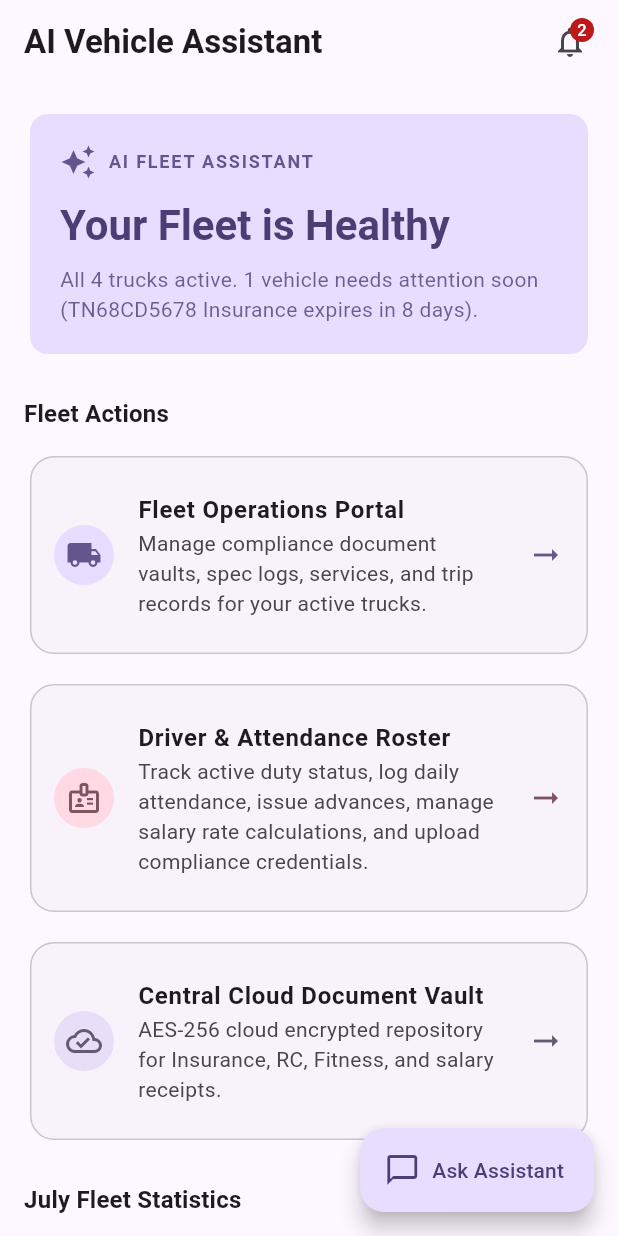
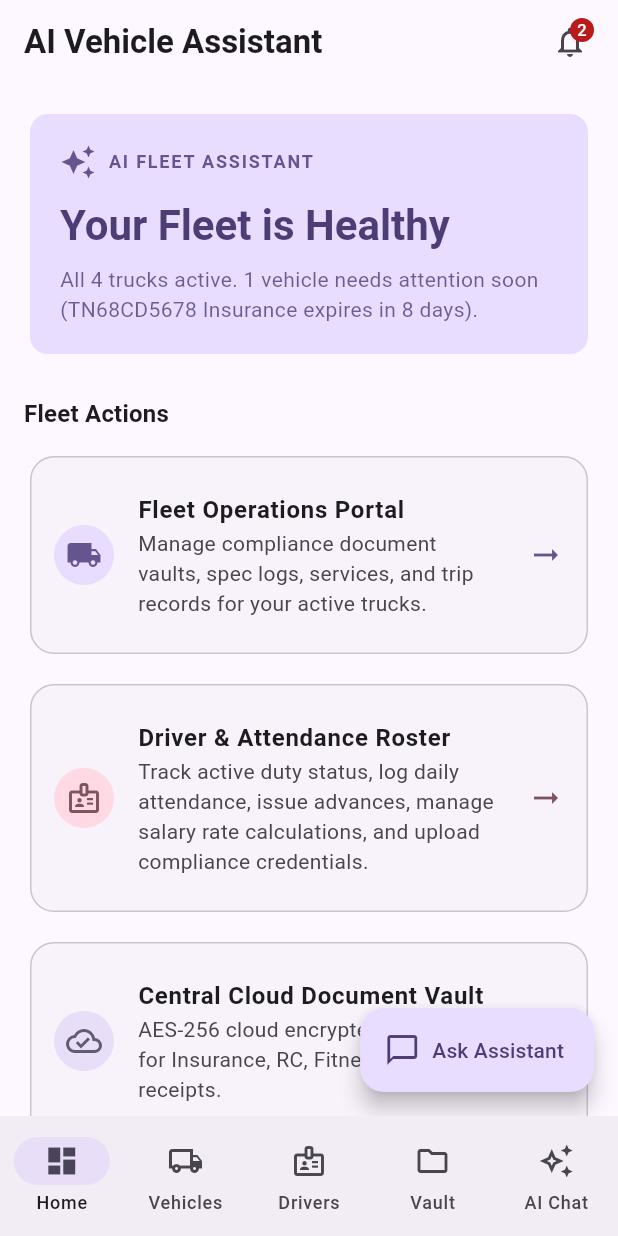
Before and after one commit to jusankar/ai-vehicle-driver-assistant, a Flutter app: the screen it shows after launch, on a phone screen of 412 x 824 dp. Run offline on Flutter 3.47's test engine with Material 3 defaults, Android fonts, the phone set to English and light mode, and no system bars; our stand-ins replace google_generative_ai, speech_to_text.

Commit message:
refactor: remove mock data and update embedding model
- Remove dummy fleet and driver seed data.
- Update database reset endpoint to clear all records without re-seeding.
- Switch RAG embedding model to `text-embedding-004`.

```diff
--- a/flutter_app/lib/viewmodels/fleet_viewmodel.dart
+++ b/flutter_app/lib/viewmodels/fleet_viewmodel.dart
@@ -3,260 +3,11 @@ import '../models/fleet_model.dart';
 import '../models/cloud_document.dart';
 
 class FleetViewModel extends ChangeNotifier {
-  final List<Vehicle> _vehicles = [
-    Vehicle(
-      plateNumber: "TN68AB1234",
-      name: "Trichy Logistics #1",
-      model: "Ashok Leyland 1615",
-      manufacturer: "Ashok Leyland",
-      purchaseDate: DateTime(2024, 3, 10),
-      engineNumber: "AL-ENG-8821",
-      chassisNumber: "AL-CHS-4432",
-      insuranceExpiry: DateTime(2026, 8, 15),
-      insuranceNo: "INS-AL-901",
-      fitnessExpiry: DateTime(2027, 1, 10),
-      fitnessNo: "FIT-AL-442",
-      permitExpiry: DateTime(2026, 11, 20),
-      permitNo: "PER-AL-002",
-      roadTaxExpiry: DateTime(2026, 9, 15),
-      roadTaxNo: "TAX-AL-331",
-      pucExpiry: DateTime(2026, 8, 10),
-      pucNo: "PUC-AL-665",
-      fastagId: "FT-TN68AB1234",
-      fastagBalance: 2450.0,
-      currentOdometer: 85200.0,
-      status: "Active",
-      assignedDriverId: "drv_1",
-      documents: [
-        VehicleDocument(id: "doc_1", name: "Insurance Certificate.pdf", type: "Insurance", uploadedAt: "2026-05-14"),
-        VehicleDocument(id: "doc_2", name: "National Road Permit.pdf", type: "Permit", uploadedAt: "2026-06-02"),
-      ],
-      expenses: [
-        VehicleExpense(id: "ve_1", category: "Maintenance", amount: 4500.0, date: "2026-07-03", description: "Tyre puncture repair"),
-        VehicleExpense(id: "ve_2", category: "Tolls", amount: 500.0, date: "2026-07-08", description: "NH-45 Plaza toll deduction"),
-      ],
-      serviceHistory: [
-        ServiceRecord(id: "sr_1", date: "2026-05-10", type: "Scheduled Service", cost: 18500.0, provider: "TVS Ashok Leyland Trichy", odometer: 80000.0, details: "Engine oil change, filter replacement, wheel alignment, brake checking."),
-      ],
-      tripHistory: [
-        TripRecord(id: "tr_1", date: "2026-07-12", from: "Trichy", to: "Chennai", distanceKm: 330.0, fuelUsedLiters: 95.0, driverName: "Rajesh Kumar"),
-      ],
-    ),
-    Vehicle(
-      plateNumber: "TN68CD5678",
-      name: "Kaveri Cargo Express",
-      model: "BharatBenz 2823R",
-      manufacturer: "BharatBenz",
-      purchaseDate: DateTime(2024, 7, 18),
-      engineNumber: "BB-ENG-4410",
-      chassisNumber: "BB-CHS-1290",
-      insuranceExpiry: DateTime(2026, 7, 25),
-      insuranceNo: "INS-BB-552",
-      fitnessExpiry: DateTime(2026, 12, 5),
-      fitnessNo: "FIT-BB-092",
-      permitExpiry: DateTime(2027, 4, 15),
-      permitNo: "PER-BB-991",
-      roadTaxExpiry: DateTime(2026, 10, 10),
-      roadTaxNo: "TAX-BB-223",
-      pucExpiry: DateTime(2026, 7, 24),
-      pucNo: "PUC-BB-881",
-      fastagId: "FT-TN68CD5678",
-      fastagBalance: 450.0,
-      currentOdometer: 112000.0,
-      status: "Maintenance",
-      assignedDriverId: "drv_2",
-      documents: [
-        VehicleDocument(id: "doc_3", name: "Pollution Certificate.jpg", type: "PUC", uploadedAt: "2026-01-24"),
-      ],
-      expenses: [
-        VehicleExpense(id: "ve_3", category: "Repairs", amount: 12000.0, date: "2026-07-07", description: "Engine oil change & system diagnostic"),
-      ],
-      serviceHistory: [
-        ServiceRecord(id: "sr_2", date: "2026-07-07", type: "Repair Work", cost: 12000.0, provider: "Benz Service Salem", odometer: 111500.0, details: "Fuel injector flush, system computer update, engine oil renew."),
-      ],
-      tripHistory: [
-        TripRecord(id: "tr_2", date: "2026-07-04", from: "Trichy", to: "Salem", distanceKm: 140.0, fuelUsedLiters: 45.0, driverName: "Amit Singh"),
-      ],
-    ),
-    Vehicle(
-      plateNumber: "KA01EF9012",
-      name: "Deccan Highway King",
-      model: "Tata Prima 5530.S",
-      manufacturer: "Tata Motors",
-      purchaseDate: DateTime(2025, 1, 15),
-      engineNumber: "TT-ENG-0992",
-      chassisNumber: "TT-CHS-8812",
-      insuranceExpiry: DateTime(2026, 11, 30),
-      insuranceNo: "INS-TT-441",
-      fitnessExpiry: DateTime(2027, 3, 22),
-      fitnessNo: "FIT-TT-331",
-      permitExpiry: DateTime(2027, 9, 30),
-      permitNo: "PER-TT-012",
-      roadTaxExpiry: DateTime(2026, 12, 15),
-      roadTaxNo: "TAX-TT-774",
-      pucExpiry: DateTime(2026, 11, 10),
-      pucNo: "PUC-TT-551",
-      fastagId: "FT-KA01EF9012",
-      fastagBalance: 5200.0,
-      currentOdometer: 48500.0,
-      status: "Active",
-      assignedDriverId: "drv_3",
-      documents: [
-        VehicleDocument(id: "doc_4", name: "Fitness Certificate.pdf", type: "Fitness", uploadedAt: "2026-03-22"),
-      ],
-      expenses: [
-        VehicleExpense(id: "ve_4", category: "Tolls", amount: 2800.0, date: "2026-07-11", description: "Fastag wallet recharge through bank"),
-      ],
-      serviceHistory: [
-        ServiceRecord(id: "sr_3", date: "2026-04-12", type: "Scheduled Service", cost: 24000.0, provider: "Tata Motors Authorized Bangalore", odometer: 40000.0, details: "Suspension inspection, transmission fluid change, cabin filter change."),
-      ],
-      tripHistory: [
-        TripRecord(id: "tr_3", date: "2026-07-10", from: "Bangalore", to: "Trichy", distanceKm: 350.0, fuelUsedLiters: 110.0, driverName: "Guru Prasath"),
-      ],
-    ),
-    Vehicle(
-      plateNumber: "MH12GH3456",
-      name: "Western Express Hauler",
-      model: "Mahindra Blazo X 35",
-      manufacturer: "Mahindra & Mahindra",
-      purchaseDate: DateTime(2024, 11, 20),
-      engineNumber: "MH-ENG-3392",
-      chassisNumber: "MH-CHS-0041",
-      insuranceExpiry: DateTime(2026, 6, 12),
-      insuranceNo: "INS-MH-881",
-      fitnessExpiry: DateTime(2026, 9, 18),
-      fitnessNo: "FIT-MH-771",
-      permitExpiry: DateTime(2027, 2, 28),
-      permitNo: "PER-MH-551",
-      roadTaxExpiry: DateTime(2026, 11, 15),
-      roadTaxNo: "TAX-MH-991",
-      pucExpiry: DateTime(2026, 9, 10),
-      pucNo: "PUC-MH-331",
-      fastagId: "FT-MH12GH3456",
-      fastagBalance: 1100.0,
-      currentOdometer: 62000.0,
-      status: "Active",
-      assignedDriverId: "drv_4",
-      documents: [
-        VehicleDocument(id: "doc_5", name: "Road Tax receipt.pdf", type: "Road Tax", uploadedAt: "2025-11-15"),
-      ],
-      expenses: [
-        VehicleExpense(id: "ve_5", category: "Repairs", amount: 6500.0, date: "2026-07-15", description: "Brake pad replacement"),
-      ],
-      serviceHistory: [
-        ServiceRecord(id: "sr_4", date: "2026-07-15", type: "Brake Repair", cost: 6500.0, provider: "Mahindra Truck Plaza Pune", odometer: 61500.0, details: "Replaced front and rear brake pads, checked brake fluid water content."),
-      ],
-      tripHistory: [
-        TripRecord(id: "tr_4", date: "2026-07-14", from: "Pune", to: "Mumbai", distanceKm: 150.0, fuelUsedLiters: 50.0, driverName: "Balaji Rao"),
-      ],
-    )
-  ];
-
-  final List<Driver> _drivers = [
-    Driver(
-      id: "drv_1",
-      name: "Rajesh Kumar",
-      phone: "+91 98765 43210",
-      licenseNumber: "DL-TN6820210001",
-      licenseExpiry: DateTime(2028, 10, 14),
-      assignedVehiclePlate: "TN68AB1234",
-      joiningDate: DateTime(2022, 5, 10),
-      salaryType: "Monthly",
-      salaryRate: 18000.0,
-      advance: 2500.0,
-      dutyStatus: "OnDuty",
-      attendanceStatus: "Present",
-      attendanceHistory: [
-        AttendanceRecord(date: DateTime(2026, 7, 16), status: "Present", startDuty: "08:15", endDuty: "18:00"),
-        AttendanceRecord(date: DateTime(2026, 7, 17), status: "Present", startDuty: "08:00"),
-      ],
-      advanceHistory: [
-        AdvanceRecord(id: "adv_1_1", date: DateTime(2026, 7, 5), amount: 3000.0, description: "Personal emergency", type: "advance"),
-        AdvanceRecord(id: "adv_1_2", date: DateTime(2026, 7, 15), amount: 500.0, description: "Fuel bonus payback", type: "repayment"),
-      ],
-      documents: [
-        DriverDocument(id: "ddoc_1_1", name: "Driving License Scan.pdf", type: "License", uploadedAt: DateTime(2022, 5, 10)),
-        DriverDocument(id: "ddoc_1_2", name: "Aadhaar Card.pdf", type: "Aadhaar", uploadedAt: DateTime(2022, 5, 10)),
-      ],
-    ),
-    Driver(
-      id: "drv_2",
-      name: "Amit Singh",
-      phone: "+91 87654 32109",
-      licenseNumber: "DL-UP1620190088",
-      licenseExpiry: DateTime(2029, 5, 20),
-      assignedVehiclePlate: "TN68CD5678",
-      joiningDate: DateTime(2023, 1, 15),
-      salaryType: "Daily",
-      salaryRate: 650.0,
-      advance: 0.0,
-      dutyStatus: "OffDuty",
-      attendanceStatus: "Leave",
-      attendanceHistory: [
-        AttendanceRecord(date: DateTime(2026, 7, 16), status: "Present", startDuty: "09:00", endDuty: "17:30"),
-        AttendanceRecord(date: DateTime(2026, 7, 17), status: "Leave"),
-      ],
-      advanceHistory: [],
-      documents: [
-        DriverDocument(id: "ddoc_2_1", name: "DL_Amit_Singh.jpg", type: "License", uploadedAt: DateTime(2023, 1, 15)),
-      ],
-    ),
-    Driver(
-      id: "drv_3",
-      name: "Guru Prasath",
-      phone: "+91 76543 21098",
-      licenseNumber: "DL-KA0120220045",
-      licenseExpiry: DateTime(2030, 2, 11),
-      assignedVehiclePlate: "KA01EF9012",
-      joiningDate: DateTime(2023, 11, 1),
-      salaryType: "PerTrip",
-      salaryRate: 1200.0,
-      advance: 1500.0,
-      dutyStatus: "OffDuty",
-      attendanceStatus: "None",
-      attendanceHistory: [],
-      advanceHistory: [
-        AdvanceRecord(id: "adv_3_1", date: DateTime(2026, 7, 10), amount: 1500.0, description: "Festival advance", type: "advance"),
-      ],
-      documents: [],
-    ),
-    Driver(
-      id: "drv_4",
-      name: "Balaji Rao",
-      phone: "+91 95432 10987",
-      licenseNumber: "DL-MH1220200112",
-      licenseExpiry: DateTime(2027, 12, 5),
-      assignedVehiclePlate: "MH12GH3456",
-      joiningDate: DateTime(2024, 6, 20),
-      salaryType: "Monthly",
-      salaryRate: 20000.0,
-      advance: 4000.0,
-      dutyStatus: "OnDuty",
-      attendanceStatus: "Present",
-      attendanceHistory: [
-        AttendanceRecord(date: DateTime(2026, 7, 17), status: "Present", startDuty: "07:30"),
-      ],
-      advanceHistory: [
-        AdvanceRecord(id: "adv_4_1", date: DateTime(2026, 7, 12), amount: 4000.0, description: "Rent advance payment", type: "advance"),
-      ],
-      documents: [],
-    ),
-  ];
-
-  final List<FuelLog> _fuelLogs = [
-    FuelLog(id: "fl_1", plateNumber: "TN68AB1234", date: DateTime(2026, 7, 2), liters: 180, amount: 16200, driverName: "Rajesh Kumar"),
-    FuelLog(id: "fl_2", plateNumber: "KA01EF9012", date: DateTime(2026, 7, 5), liters: 220, amount: 19800, driverName: "Guru Prasath"),
-    FuelLog(id: "fl_3", plateNumber: "MH12GH3456", date: DateTime(2026, 7, 10), liters: 150, amount: 13500, driverName: "Balaji Rao"),
-    FuelLog(id: "fl_4", plateNumber: "TN68AB1234", date: DateTime(2026, 7, 14), liters: 160, amount: 14400, driverName: "Rajesh Kumar"),
-    FuelLog(id: "fl_5", plateNumber: "TN68CD5678", date: DateTime(2026, 6, 25), liters: 200, amount: 18000, driverName: "Amit Singh")
-  ];
-
-  final List<ExpenseLog> _expenseLogs = [
-    ExpenseLog(id: "ex_1", plateNumber: "TN68AB1234", date: DateTime(2026, 7, 3), amount: 4500, category: "Maintenance", description: "Tyre puncture repair"),
-    ExpenseLog(id: "ex_2", plateNumber: "TN68CD5678", date: DateTime(2026, 7, 7), amount: 12000, category: "Repairs", description: "Engine oil change"),
-    ExpenseLog(id: "ex_3", plateNumber: "KA01EF9012", date: DateTime(2026, 7, 11), amount: 2800, category: "Tolls", description: "Toll plaza recharge"),
-    ExpenseLog(id: "ex_4", plateNumber: "MH12GH3456", date: DateTime(2026, 7, 15), amount: 6500, category: "Repairs", description: "Brake pad replacement")
-  ];
+  final List<Vehicle> _vehicles = [];
+  final List<Driver> _drivers = [];
+  final List<FuelLog> _fuelLogs = [];
+  final List<ExpenseLog> _expenseLogs = [];
+  final List<CloudDocument> _uploadedDocuments = [];
 
   List<Vehicle> get vehicles => _vehicles;
   List<Driver> get drivers => _drivers;
@@ -376,28 +127,7 @@ class FleetViewModel extends ChangeNotifier {
         .fold(0.0, (sum, item) => sum + item.amount);
   }
 
-  final List<CloudDocument> _uploadedDocuments = [
-    CloudDocument(
-      id: "cd_1",
-      name: "truck_1_insurance_2026.pdf",
-      documentType: "Insurance PDF",
-      source: "PDF",
-      uploadedAt: DateTime(2026, 7, 10, 10, 30),
-      fileSize: "2.4 MB",
-      storageUrl: "https://storage.googleapis.com/fleet-cloud-bucket/truck_1_insurance_2026.pdf",
-      notes: "Annual premium renewed for Trichy Logistics #1",
-    ),
-    CloudDocument(
-      id: "cd_2",
-      name: "july_diesel_receipt.jpg",
-      documentType: "Fuel Bills",
-      source: "Gallery",
-      uploadedAt: DateTime(2026, 7, 14, 15, 45),
-      fileSize: "850 KB",
-      storageUrl: "https://storage.googleapis.com/fleet-cloud-bucket/july_diesel_receipt.jpg",
-      notes: "July diesel refill of Rs. 14,400 for TN68AB1234",
-    ),
-  ];
+  final List<CloudDocument> _uploadedDocuments = [];
 
   List<CloudDocument> get uploadedDocuments => _uploadedDocuments;
 
--- a/flutter_app/lib/views/home_view.dart
+++ b/flutter_app/lib/views/home_view.dart
@@ -7,8 +7,80 @@ import 'vehicle_management_views.dart';
 import 'document_vault_view.dart';
 import 'driver_management_views.dart';
 
-class HomeView extends StatelessWidget {
+class HomeView extends StatefulWidget {
   const HomeView({super.key});
+
+  @override
+  State<HomeView> createState() => _HomeViewState();
+}
+
+class _HomeViewState extends State<HomeView> {
+  int _currentIndex = 0;
+
+  @override
+  Widget build(BuildContext context) {
+    final pages = [
+      _HomeDashboardContent(
+        onNavigateTab: (index) {
+          setState(() {
+            _currentIndex = index;
+          });
+        },
+      ),
+      const VehicleListView(),
+      const DriverListView(),
+      const DocumentVaultView(),
+      const ChatView(),
+    ];
+
+    return Scaffold(
+      body: IndexedStack(
+        index: _currentIndex,
+        children: pages,
+      ),
+      bottomNavigationBar: NavigationBar(
+        selectedIndex: _currentIndex,
+        onDestinationSelected: (int index) {
+          setState(() {
+            _currentIndex = index;
+          });
+        },
+        destinations: const [
+          NavigationDestination(
+            icon: Icon(Icons.dashboard_outlined),
+            selectedIcon: Icon(Icons.dashboard),
+            label: 'Home',
+          ),
+          NavigationDestination(
+            icon: Icon(Icons.local_shipping_outlined),
+            selectedIcon: Icon(Icons.local_shipping),
+            label: 'Vehicles',
+          ),
+          NavigationDestination(
+            icon: Icon(Icons.badge_outlined),
+            selectedIcon: Icon(Icons.badge),
+            label: 'Drivers',
+          ),
+          NavigationDestination(
+            icon: Icon(Icons.folder_outlined),
+            selectedIcon: Icon(Icons.folder),
+            label: 'Vault',
+          ),
+          NavigationDestination(
+            icon: Icon(Icons.auto_awesome_outlined),
+            selectedIcon: Icon(Icons.auto_awesome),
+            label: 'AI Chat',
+          ),
+        ],
+      ),
+    );
+  }
+}
+
+class _HomeDashboardContent extends StatelessWidget {
+  final Function(int) onNavigateTab;
+
+  const _HomeDashboardContent({required this.onNavigateTab});
 
   @override
   Widget build(BuildContext context) {
@@ -45,7 +117,7 @@ class HomeView extends StatelessWidget {
               _buildHeaderCard(context, theme),
               const SizedBox(height: 24),
 
-              // Fleet Portal Portal Section
+              // Fleet Portal Section
               Text(
                 'Fleet Actions',
                 style: theme.textTheme.titleMedium?.copyWith(fontWeight: FontWeight.bold),
@@ -66,12 +138,7 @@ class HomeView extends StatelessWidget {
                   title: const Text('Fleet Operations Portal', style: TextStyle(fontWeight: FontWeight.bold)),
                   subtitle: const Text('Manage compliance document vaults, spec logs, services, and trip records for your active trucks.'),
                   trailing: Icon(Icons.arrow_right_alt, color: theme.colorScheme.primary),
-                  onTap: () {
-                    Navigator.push(
-                      context,
-                      MaterialPageRoute(builder: (context) => const VehicleListView()),
-                    );
-                  },
+                  onTap: () => onNavigateTab(1),
                 ),
               ),
               const SizedBox(height: 12),
@@ -91,12 +158,7 @@ class HomeView extends StatelessWidget {
                   title: const Text('Driver & Attendance Roster', style: TextStyle(fontWeight: FontWeight.bold)),
                   subtitle: const Text('Track active duty status, log daily attendance, issue advances, manage salary rate calculations, and upload compliance credentials.'),
                   trailing: Icon(Icons.arrow_right_alt, color: theme.colorScheme.tertiary),
-                  onTap: () {
-                    Navigator.push(
-                      context,
-                      MaterialPageRoute(builder: (context) => const DriverListView()),
-                    );
-                  },
+                  onTap: () => onNavigateTab(2),
                 ),
               ),
               const SizedBox(height: 12),
@@ -116,12 +178,7 @@ class HomeView extends StatelessWidget {
                   title: const Text('Central Cloud Document Vault', style: TextStyle(fontWeight: FontWeight.bold)),
                   subtitle: const Text('AES-256 cloud encrypted repository for Insurance, RC, Fitness, and salary receipts.'),
                   trailing: Icon(Icons.arrow_right_alt, color: theme.colorScheme.secondary),
-                  onTap: () {
-                    Navigator.push(
-                      context,
-                      MaterialPageRoute(builder: (context) => const DocumentVaultView()),
-                    );
-                  },
+                  onTap: () => onNavigateTab(3),
                 ),
               ),
               const SizedBox(height: 24),
@@ -153,29 +210,19 @@ class HomeView extends StatelessWidget {
                     style: theme.textTheme.titleMedium?.copyWith(fontWeight: FontWeight.bold),
                   ),
                   TextButton(
-                    onPressed: () {
-                      Navigator.push(
-                        context,
-                        MaterialPageRoute(builder: (context) => const ChatView()),
-                      );
-                    },
+                    onPressed: () => onNavigateTab(4),
                     child: const Text('Open Chat'),
                   ),
                 ],
               ),
               const SizedBox(height: 8),
-              _buildRecentConversations(context, chatVM),
+              _buildRecentConversations(context, chatVM, onNavigateTab),
             ],
           ),
         ),
       ),
       floatingActionButton: FloatingActionButton.extended(
-        onPressed: () {
-          Navigator.push(
-            context,
-            MaterialPageRoute(builder: (context) => const ChatView()),
-          );
-        },
+        onPressed: () => onNavigateTab(4),
         icon: const Icon(Icons.chat_bubble_outline),
         label: const Text('Ask Assistant'),
       ),
@@ -340,7 +387,7 @@ class HomeView extends StatelessWidget {
     );
   }
 
-  Widget _buildRecentConversations(BuildContext context, ChatViewModel chatVM) {
+  Widget _buildRecentConversations(BuildContext context, ChatViewModel chatVM, Function(int) onNavigateTab) {
     final theme = Theme.of(context);
     final lastMessage = chatVM.messages.last;
 
@@ -363,12 +410,7 @@ class HomeView extends StatelessWidget {
           style: theme.textTheme.bodySmall,
         ),
         trailing: const Icon(Icons.chevron_right, size: 16),
-        onTap: () {
-          Navigator.push(
-            context,
-            MaterialPageRoute(builder: (context) => const ChatView()),
-          );
-        },
+        onTap: () => onNavigateTab(4),
       ),
     );
   }
```
Also changed, not shown: 4 other files.
